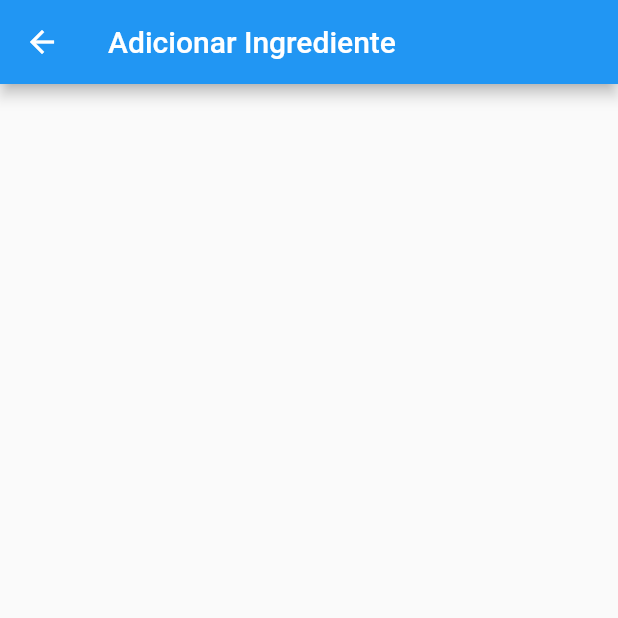
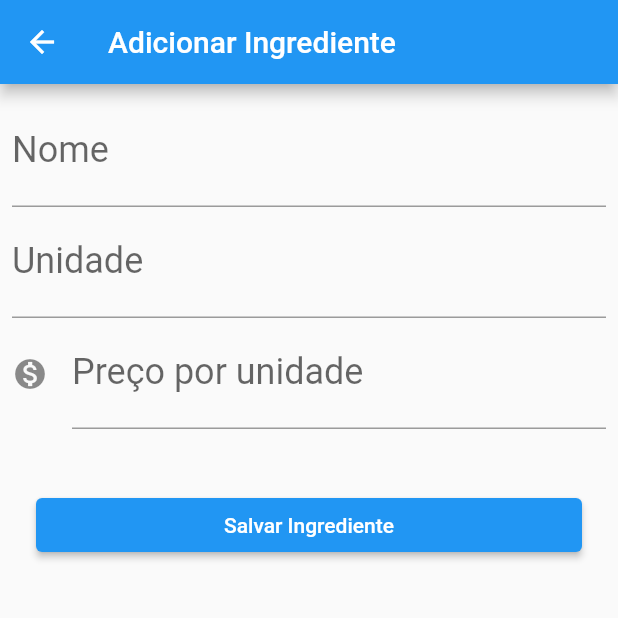
Before and after one commit to Cafezinhu/boleirinhoApp, a Flutter app: the screen it shows after launch, tab 2 chosen, after a tap on the "add" icon, on a phone screen of 412 x 824 dp, the top half of it. Run offline on Flutter 3.47's test engine with Material 2 defaults, Android fonts, the phone set to English and light mode, and no system bars.

Commit message:
tela de adição de ingredientes, refatoração e ajustes no tema

```diff
--- a/lib/main.dart
+++ b/lib/main.dart
@@ -13,6 +13,10 @@ class Boleirinho extends StatelessWidget {
     return MaterialApp(
       theme: ThemeData(
         primarySwatch: Colors.blue,
+        buttonTheme: ButtonThemeData(
+          buttonColor: Colors.blue,
+          textTheme: ButtonTextTheme.primary
+        ),
         visualDensity: VisualDensity.adaptivePlatformDensity,
       ),
       home: Home(),
--- /dev/null
+++ b/lib/models/editor.dart
@@ -0,0 +1,26 @@
+import 'package:flutter/material.dart';
+
+class Editor extends StatelessWidget {
+  final String label, hint;
+  final Icon icon;
+  final TextEditingController controller;
+  final TextInputType keyboardType;
+
+  Editor({this.label, this.hint, this.icon, this.controller, this.keyboardType});
+
+  @override
+  Widget build(BuildContext context) {
+    return TextField(
+      controller: controller,
+      decoration: InputDecoration(
+        icon: icon,
+        labelText: label,
+        hintText: hint
+      ),
+      style: TextStyle(
+        fontSize: 24.0
+      ),
+      keyboardType: keyboardType,
+    );
+  }
+}
--- a/lib/screens/adicionar/ingrediente.dart
+++ b/lib/screens/adicionar/ingrediente.dart
@@ -1,6 +1,11 @@
+import 'package:BoleirinhoApp/models/editor.dart';
+import 'package:BoleirinhoApp/models/ingrediente.dart';
 import 'package:flutter/material.dart';
 
 class AdicionarIngrediente extends StatefulWidget {
+  final TextEditingController _nomeController = TextEditingController();
+  final TextEditingController _unidadeController = TextEditingController();
+  final TextEditingController _precoController = TextEditingController();
   @override
   _AdicionarIngredienteState createState() => _AdicionarIngredienteState();
 }
@@ -12,6 +17,45 @@ class _AdicionarIngredienteState extends State<AdicionarIngrediente> {
       appBar: AppBar(
         title: Text("Adicionar Ingrediente")
       ),
+      body: ListView(
+        padding: const EdgeInsets.all(8),
+        children: <Widget>[
+          Editor(
+            label: "Nome",
+            controller: widget._nomeController
+          ),
+          Editor(
+            label: "Unidade",
+            hint: "g, mL, etc.",
+            controller: widget._unidadeController,
+          ),
+          Editor(
+            label: "Preço por unidade",
+            hint: "0.00",
+            icon: Icon(Icons.monetization_on),
+            controller: widget._precoController,
+            keyboardType: TextInputType.number,
+          ),
+          Padding(
+            padding: const EdgeInsets.symmetric(vertical: 40.0, horizontal: 16.0),
+            child: RaisedButton(
+              child: Text("Salvar Ingrediente"),
+              onPressed: () {
+                _retornarDados(context);
+              }
+            ),
+          )
+        ],
+        )
     );
   }
+
+  void _retornarDados(BuildContext context){
+    final String nome = widget._nomeController.text;
+    final double preco = double.tryParse(widget._precoController.text);
+    final String unidade = widget._unidadeController.text;
+    if(nome != null && preco != null && unidade != null){
+      Navigator.pop(context, Ingrediente(nome, preco, unidade));
+    }
+  }
 }
--- a/lib/screens/home.dart
+++ b/lib/screens/home.dart
@@ -11,6 +11,7 @@ class Home extends StatefulWidget{
   final List<Receita> _receitas = List();
   final List<Ingrediente> _ingredientes = List();
   final List<IngredienteNaReceita> _ingredientesNaReceita = List();
+
   @override
   State<StatefulWidget> createState() {
     return HomeState();
@@ -19,10 +20,15 @@ class Home extends StatefulWidget{
 
 class HomeState extends State<Home> with SingleTickerProviderStateMixin{
   TabController _tabController;
+
   @override
   void initState() {
     super.initState();
     _tabController = TabController(length: 2, vsync: this);
+    //TODO: remover estar 3 linhas
+    widget._ingredientes.add(Ingrediente("Chocolate", 1.00, "g"));
+    widget._ingredientesNaReceita.add(IngredienteNaReceita(widget._ingredientes[0], 500));
+    widget._receitas.add(Receita("Bolo de chocolate", "bla bla bla", 15.00, widget._ingredientesNaReceita));
   }
 
   @override
@@ -30,11 +36,9 @@ class HomeState extends State<Home> with SingleTickerProviderStateMixin{
     _tabController.dispose();
     super.dispose();
   }
+
   @override
   Widget build(BuildContext context) {
-    widget._ingredientes.add(Ingrediente("Chocolate", 1.00, "g"));
-    widget._ingredientesNaReceita.add(IngredienteNaReceita(widget._ingredientes[0], 500));
-    widget._receitas.add(Receita("Bolo de chocolate", "bla bla bla", 15.00, widget._ingredientesNaReceita));
     return Scaffold(
       appBar: AppBar(
         title: Text("Boleirinho"),
@@ -78,12 +82,19 @@ class HomeState extends State<Home> with SingleTickerProviderStateMixin{
   }
 
   void abrirTelaDeAdicao(){
-    var _tela;
     if(_tabController.index == 0){
-      _tela = AdicionarReceita();
-    }else{
-      _tela = AdicionarIngrediente();
+      Navigator.push(context, MaterialPageRoute(builder: (context) => AdicionarReceita()))
+        .then((value) => {
+          null
+      });
+      return;
     }
-    Navigator.push(context, MaterialPageRoute(builder: (context) => _tela));
+
+    Navigator.push(context, MaterialPageRoute(builder: (context) => AdicionarIngrediente()))
+      .then((ingrediente) => {
+        if(ingrediente != null){
+          setState((){widget._ingredientes.add(ingrediente);})
+        }
+    });
   }
 }
```
Also changed, not shown: lib/screens/mostrar/ingrediente.dart (+12 -14 lines), lib/screens/mostrar/receita.dart (+15 -18 lines). Lines whose indentation alone changed are shown as unchanged.
